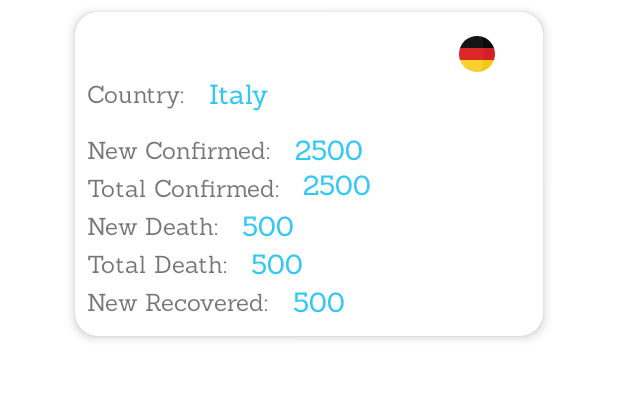
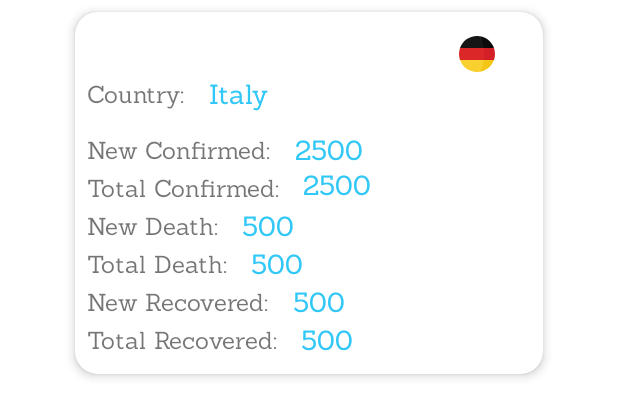
Before and after one commit to KSIH-project/KSIH-Covid19-App, an Android app: the layout summary_list_item.xml on its own in the app's theme, with its tools: preview values and no code run, on a phone screen of 412 x 824 dp. Shown: the top 417 px of the screen. Run offline under Robolectric (Android 15) with nearby library versions, the phone set to English and light mode, and no system bars; network calls fail.

Commit message:
added total recovered cases

```diff
--- a/app/src/main/java/com/android/ksih_covid_19_app/ui/summary/SummaryAdapter.kt
+++ b/app/src/main/java/com/android/ksih_covid_19_app/ui/summary/SummaryAdapter.kt
@@ -32,6 +32,7 @@ class SummaryAdapter(private val mainSummaryViewModel: MainSummaryViewModel) :
         holder.newDeath.text = virus.NewDeaths.toString()
         holder.totalDeath.text = virus.TotalDeaths.toString()
         holder.newRecovered.text = virus.NewRecovered.toString()
+        holder.totalRecovered.text = virus.TotalRecovered.toString()
 
     }
 
@@ -48,6 +49,7 @@ class SummaryAdapter(private val mainSummaryViewModel: MainSummaryViewModel) :
         val newDeath: TextView = itemView.findViewById(R.id.summary_newDeath)
         val totalDeath: TextView = itemView.findViewById(R.id.summary_totalDeath)
         val newRecovered: TextView = itemView.findViewById(R.id.summary_newRecovered)
+        val totalRecovered: TextView = itemView.findViewById(R.id.summary_totalRecovered)
 
         val countryFlag: ImageView = itemView.findViewById(R.id.summary_countryFlag)
     }
--- a/app/src/main/res/layout/summary_list_item.xml
+++ b/app/src/main/res/layout/summary_list_item.xml
@@ -160,11 +160,9 @@
             android:layout_height="wrap_content"
             android:layout_marginStart="8dp"
             android:layout_marginTop="4dp"
-            android:layout_marginBottom="12dp"
             android:fontFamily="@font/sanchez"
             android:text="New Recovered:"
             android:textSize="16sp"
-            app:layout_constraintBottom_toBottomOf="parent"
             app:layout_constraintStart_toStartOf="parent"
             app:layout_constraintTop_toBottomOf="@+id/textView4" />
 
@@ -180,6 +178,33 @@
             app:layout_constraintBottom_toBottomOf="@+id/textView5"
             app:layout_constraintStart_toEndOf="@+id/textView5"
             app:layout_constraintTop_toTopOf="@+id/textView5" />
+
+        <TextView
+            android:id="@+id/textView6"
+            android:layout_width="wrap_content"
+            android:layout_height="wrap_content"
+            android:layout_marginStart="8dp"
+            android:layout_marginTop="4dp"
+            android:layout_marginBottom="12dp"
+            android:fontFamily="@font/sanchez"
+            android:text="Total Recovered:"
+            android:textSize="16sp"
+            app:layout_constraintBottom_toBottomOf="parent"
+            app:layout_constraintStart_toStartOf="parent"
+            app:layout_constraintTop_toBottomOf="@+id/textView5" />
+
+        <TextView
+            android:id="@+id/summary_totalRecovered"
+            android:layout_width="wrap_content"
+            android:layout_height="wrap_content"
+            android:layout_marginStart="16dp"
+            android:fontFamily="@font/sanchez"
+            android:text="500"
+            android:textColor="@color/colorPrimary"
+            android:textSize="18sp"
+            app:layout_constraintBottom_toBottomOf="@+id/textView6"
+            app:layout_constraintStart_toEndOf="@+id/textView6"
+            app:layout_constraintTop_toTopOf="@+id/textView6" />
     </androidx.constraintlayout.widget.ConstraintLayout>
 
 
```
Also changed, not shown: 46 other files.
